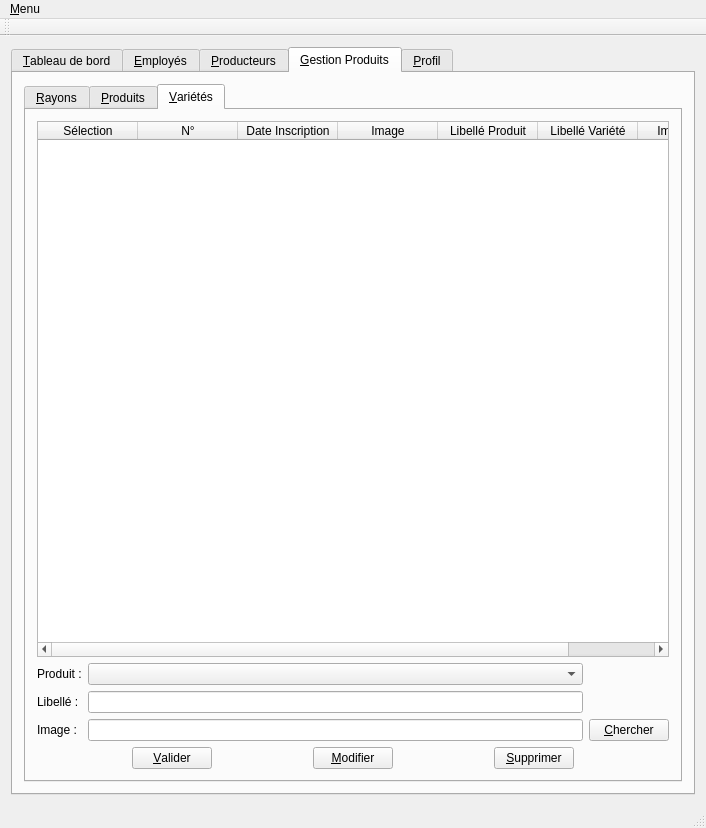
Old version of the form mainwindow.ui in the repository LouisVraie/circuitsCourtsBackOffice.
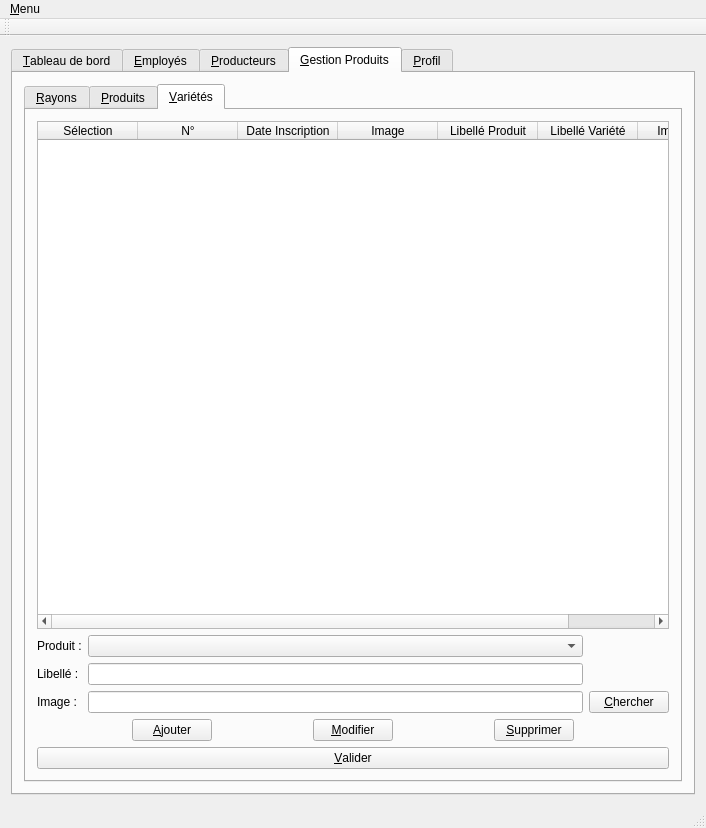
New version of the form. Icons and pictures are not drawn.

Commit message: + on_pushButton_gestionProduitsVarietesImage_clicked & on_allLineEditGestionProduitsVarietes_textChanged & on_pushButton_gestionProduitsVarietesAjouter_clicked

```diff
--- a/mainwindow.ui
+++ b/mainwindow.ui
@@ -1264,9 +1264,9 @@
                </spacer>
               </item>
               <item>
-               <widget class="QPushButton" name="pushButton_gestionProduitsVarietesValider">
+               <widget class="QPushButton" name="pushButton_gestionProduitsVarietesAjouter">
                 <property name="text">
-                 <string>&amp;Valider</string>
+                 <string>&amp;Ajouter</string>
                 </property>
                 <property name="icon">
                  <iconset resource="resources.qrc">
@@ -1337,6 +1337,21 @@
               </item>
              </layout>
             </item>
+            <item>
+             <layout class="QHBoxLayout" name="horizontalLayout_11">
+              <item>
+               <widget class="QPushButton" name="pushButton_gestionProduitsVarietesValider">
+                <property name="text">
+                 <string>&amp;Valider</string>
+                </property>
+                <property name="icon">
+                 <iconset resource="resources.qrc">
+                  <normaloff>:/images/images/check-circle.png</normaloff>:/images/images/check-circle.png</iconset>
+                </property>
+               </widget>
+              </item>
+             </layout>
+            </item>
            </layout>
           </widget>
          </widget>
```
Left out of the diff: 2 changed lines with no effect on the pictures. The commit also changes 3 other files.
